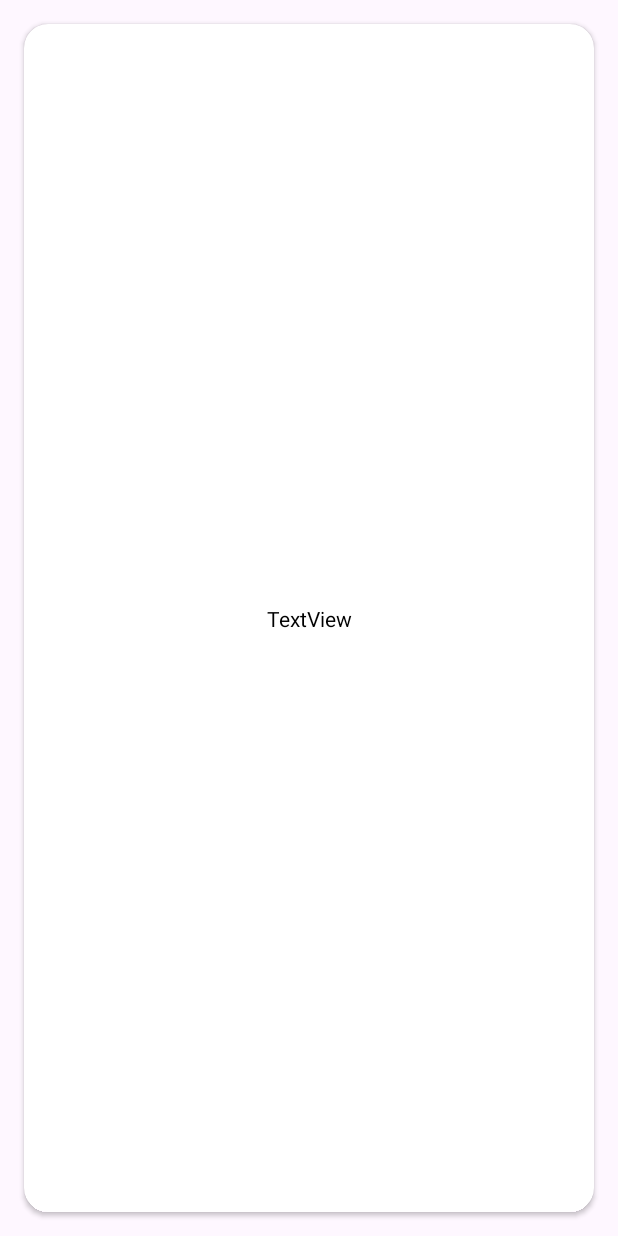
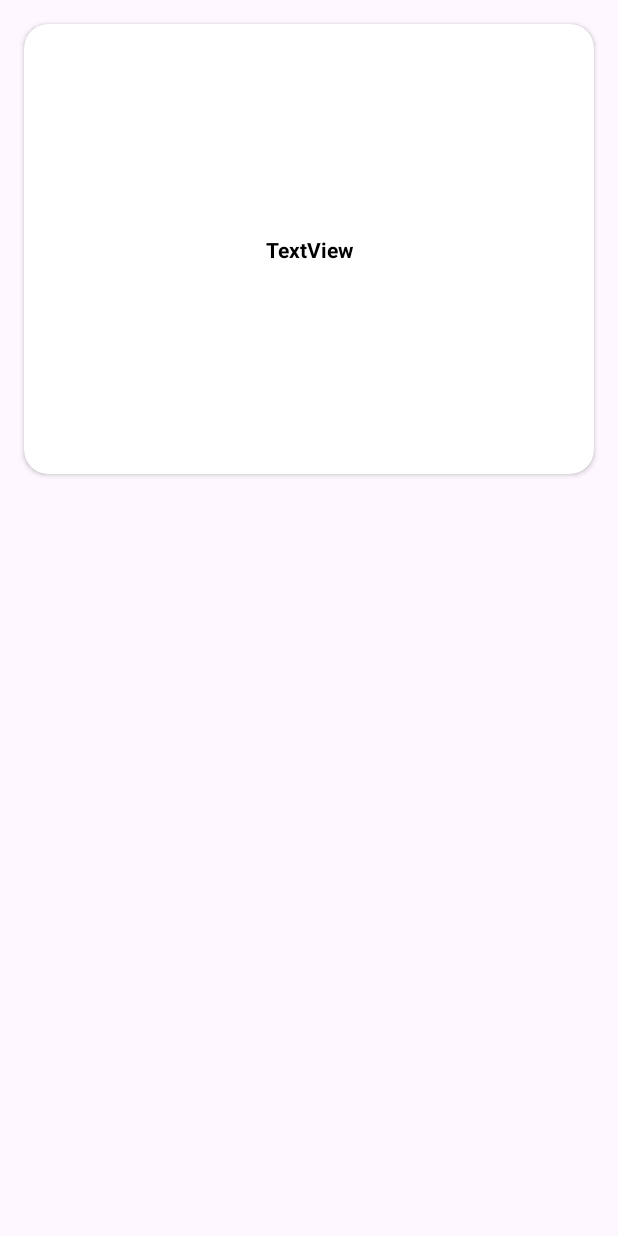
Before and after one commit to MatthewDeWaal888/Digitalsoft-SuburbsApp-WIL2025, an Android app: the layout layout_listing_directory_phone.xml on its own in the app's theme, with its tools: preview values and no code run, on a phone screen of 412 x 824 dp. Run offline under Robolectric (Android 15) with nearby library versions, the phone set to English and light mode, and no system bars.

Commit message:
Project Update. Version: 1.012

```diff
--- a/app/src/main/res/layout/layout_listing_directory_phone.xml
+++ b/app/src/main/res/layout/layout_listing_directory_phone.xml
@@ -7,21 +7,28 @@
 
     <androidx.cardview.widget.CardView
         android:layout_width="0dp"
-        android:layout_height="0dp"
+        android:layout_height="300dp"
         android:layout_marginStart="16dp"
         android:layout_marginTop="16dp"
         android:layout_marginEnd="16dp"
-        android:layout_marginBottom="16dp"
         app:cardCornerRadius="16dp"
-        app:layout_constraintBottom_toBottomOf="parent"
         app:layout_constraintEnd_toEndOf="parent"
         app:layout_constraintStart_toStartOf="parent"
-        app:layout_constraintTop_toTopOf="parent" >
+        app:layout_constraintTop_toTopOf="parent">
 
         <androidx.constraintlayout.widget.ConstraintLayout
             android:id="@+id/clImage"
             android:layout_width="match_parent"
             android:layout_height="match_parent">
+
+            <androidx.constraintlayout.widget.ConstraintLayout
+                android:layout_width="230dp"
+                android:layout_height="50dp"
+                android:background="@color/white"
+                app:layout_constraintBottom_toBottomOf="parent"
+                app:layout_constraintEnd_toEndOf="parent"
+                app:layout_constraintStart_toStartOf="parent"
+                app:layout_constraintTop_toTopOf="parent">
 
                 <TextView
                     android:id="@+id/tvDisplay"
@@ -29,11 +36,14 @@
                     android:layout_height="wrap_content"
                     android:text="TextView"
                     android:textColor="@color/black"
+                    android:textStyle="bold"
                     app:layout_constraintBottom_toBottomOf="parent"
                     app:layout_constraintEnd_toEndOf="parent"
                     app:layout_constraintStart_toStartOf="parent"
                     app:layout_constraintTop_toTopOf="parent" />
             </androidx.constraintlayout.widget.ConstraintLayout>
+
+        </androidx.constraintlayout.widget.ConstraintLayout>
     </androidx.cardview.widget.CardView>
 
 </androidx.constraintlayout.widget.ConstraintLayout>
```
Also changed, not shown: app/src/main/java/com/dse/thesuburbsservices/adapters/ListingDirectoryPhoneAdapter.kt (deleted, +0 -25 lines), app/src/main/java/com/dse/thesuburbsservices/net/TSS_Network.kt (+18 -0 lines), app/src/main/java/com/dse/thesuburbsservices/pages/ListingDirectoryFragment.kt (+36 -1 lines), app/src/main/res/layout/fragment_listing_directory_phone_light.xml (+10 -9 lines). Lines whose indentation alone changed are shown as unchanged.
